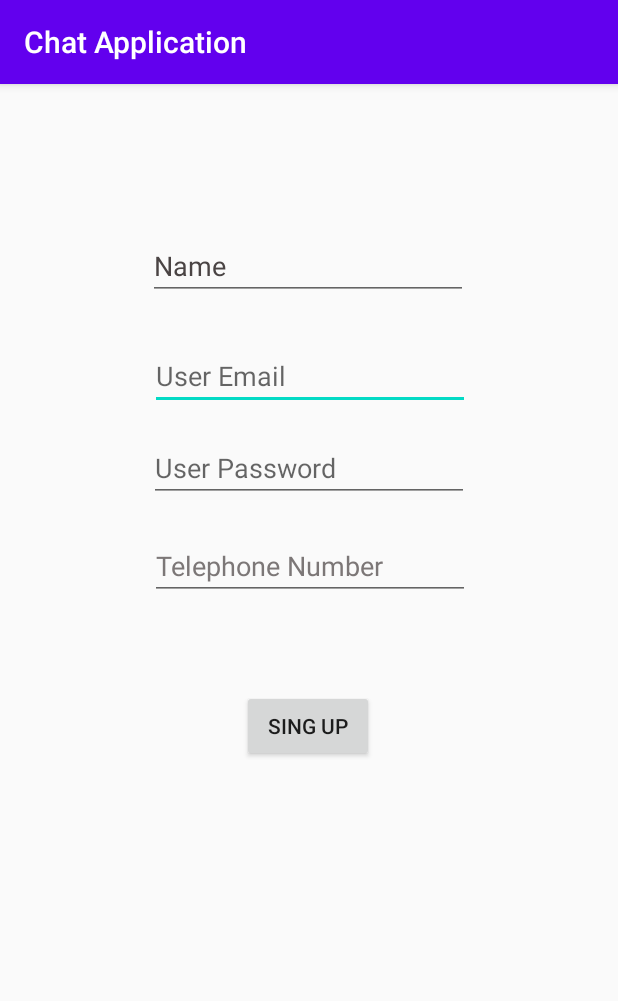
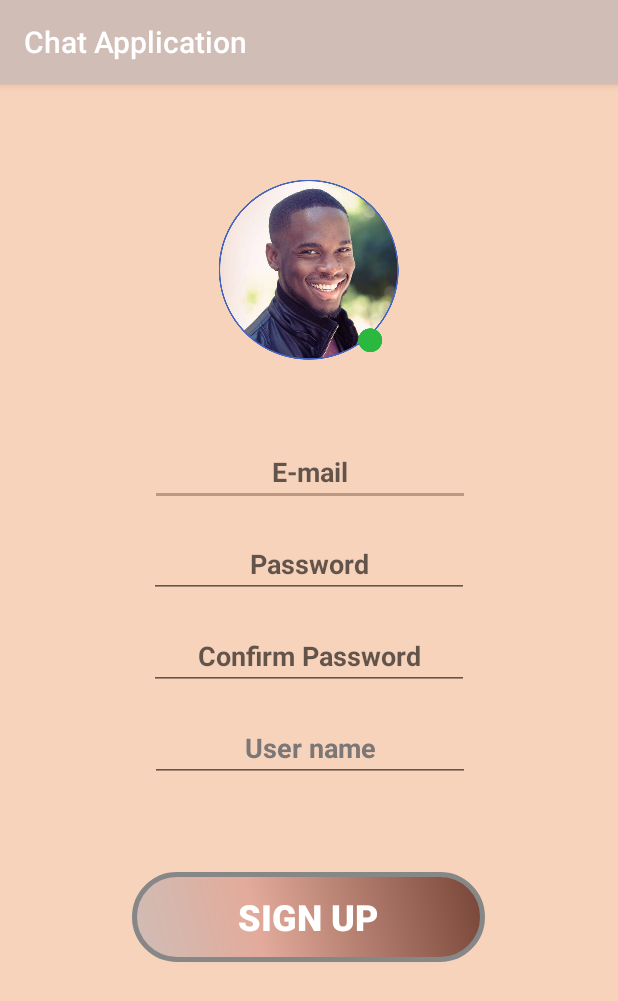
Before and after one commit to MarcusHellkvist/Chat-Application, an Android app: the SingUp screen opened directly, with no data from a screen before it, on a phone screen of 412 x 824 dp. Shown: the top 1001 px of the screen. Run offline under Robolectric (Android 15) with nearby library versions, the phone set to English and light mode, and no system bars; our stand-ins replace Firebase (no records; nobody signed in at launch, a user with empty details on screens opened directly).

Commit message:
Added new drawable; button_background.xml Played with colors and background Added Confirm password to sign up

```diff
--- a/app/src/main/java/com/example/chatapplication/SingUp.java
+++ b/app/src/main/java/com/example/chatapplication/SingUp.java
@@ -3,6 +3,7 @@ package com.example.chatapplication;
 import androidx.annotation.NonNull;
 import androidx.appcompat.app.AppCompatActivity;
 
+import android.annotation.SuppressLint;
 import android.content.Intent;
 import android.os.Bundle;
 import android.view.View;
@@ -17,7 +18,7 @@ import com.google.firebase.auth.FirebaseAuth;
 import com.google.firebase.auth.FirebaseUser;
 import com.google.firebase.firestore.FirebaseFirestore;
 
-public class SingUp extends AppCompatActivity {
+public class    SingUp extends AppCompatActivity {
 
     private FirebaseAuth mAuth;
     private FirebaseFirestore db;
@@ -31,6 +32,7 @@ public class SingUp extends AppCompatActivity {
     private String idFirebase;
 
 
+    @SuppressLint("WrongViewCast")
     @Override
     protected void onCreate(Bundle savedInstanceState) {
         super.onCreate(savedInstanceState);
@@ -39,7 +41,7 @@ public class SingUp extends AppCompatActivity {
         email = findViewById(R.id.user_email_editText);
         pass = findViewById(R.id.user_pass_editText);
         name = findViewById(R.id.user_name);
-        userNumber = findViewById(R.id.user_telNumber);
+        //userNumber = findViewById(R.id.user_telNumber);
         db = FirebaseFirestore.getInstance();
 
 
--- /dev/null
+++ b/app/src/main/res/drawable/button_background.xml
@@ -0,0 +1,28 @@
+<?xml version="1.0" encoding="utf-8"?>
+<shape xmlns:android="http://schemas.android.com/apk/res/android" android:shape="rectangle" >
+    <corners
+        android:radius="35dp"
+        />
+    <gradient
+        android:angle="45"
+        android:centerX="35%"
+        android:centerColor="#E3AB9B"
+        android:startColor="#CFBDB6"
+        android:endColor="#764436"
+        android:type="linear"
+        />
+    <padding
+        android:left="10dp"
+        android:top="10dp"
+        android:right="10dp"
+        android:bottom="10dp"
+        />
+    <size
+        android:width="235dp"
+        android:height="60dp"
+        />
+    <stroke
+        android:width="3dp"
+        android:color="#878787"
+        />
+</shape>
--- a/app/src/main/res/layout/activity_sing_up.xml
+++ b/app/src/main/res/layout/activity_sing_up.xml
@@ -4,7 +4,21 @@
     xmlns:tools="http://schemas.android.com/tools"
     android:layout_width="match_parent"
     android:layout_height="match_parent"
+    android:background="#f8d3bc"
     tools:context=".SingUp">
+
+    // lagt in samma profilbild som Marcus la upp på profilsidan/JR
+    //
+    <ImageView
+        android:id="@+id/iv_profile_picture_sign_up"
+        android:layout_width="120dp"
+        android:layout_height="120dp"
+        android:layout_marginTop="64dp"
+        android:clickable="true"
+        app:layout_constraintEnd_toEndOf="parent"
+        app:layout_constraintStart_toStartOf="parent"
+        app:layout_constraintTop_toTopOf="parent"
+        app:srcCompat="@drawable/samplepic" />
 
     <EditText
         android:id="@+id/user_email_editText"
@@ -12,11 +26,14 @@
         android:layout_height="wrap_content"
         android:layout_marginTop="172dp"
         android:ems="10"
-        android:hint="User Email"
+        android:hint="E-mail"
+        android:textAlignment="center"
+        android:textColor="#7C7777"
+        android:textStyle="bold"
         app:layout_constraintEnd_toEndOf="parent"
         app:layout_constraintHorizontal_bias="0.502"
         app:layout_constraintStart_toStartOf="parent"
-        app:layout_constraintTop_toTopOf="parent" />
+        app:layout_constraintTop_toTopOf="@+id/iv_profile_picture_sign_up" />
 
     <EditText
         android:id="@+id/user_pass_editText"
@@ -24,52 +41,64 @@
         android:layout_height="wrap_content"
         android:layout_marginTop="16dp"
         android:ems="10"
-        android:hint="User Password"
-        android:inputType="textPersonName"
+        android:hint="Password"
+        android:inputType="textPassword"
+        android:textAlignment="center"
+        android:textColor="#7C7777"
+        android:textStyle="bold"
         app:layout_constraintEnd_toEndOf="parent"
         app:layout_constraintStart_toStartOf="parent"
         app:layout_constraintTop_toBottomOf="@+id/user_email_editText" />
 
+    <EditText
+        android:id="@+id/user_confirm_pass_editText"
+        android:layout_width="wrap_content"
+        android:layout_height="wrap_content"
+        android:layout_marginTop="16dp"
+        android:ems="10"
+        android:hint="Confirm Password"
+        android:inputType="textPassword"
+        android:textAlignment="center"
+        android:textColor="#7C7777"
+        android:textStyle="bold"
+        app:layout_constraintBottom_toTopOf="@+id/user_name"
+        app:layout_constraintEnd_toEndOf="parent"
+        app:layout_constraintStart_toStartOf="parent"
+        app:layout_constraintTop_toBottomOf="@+id/user_pass_editText" />
+
+    <EditText
+        android:id="@+id/user_name"
+        android:layout_width="wrap_content"
+        android:layout_height="wrap_content"
+        android:layout_marginTop="16dp"
+        android:ems="10"
+        android:inputType="textPersonName"
+        android:text="User name"
+        android:textAlignment="center"
+        android:textColor="#7C7777"
+        android:textSize="18sp"
+        android:textStyle="bold"
+        app:layout_constraintEnd_toEndOf="parent"
+        app:layout_constraintHorizontal_bias="0.502"
+        app:layout_constraintStart_toStartOf="parent"
+        app:layout_constraintTop_toBottomOf="@+id/user_confirm_pass_editText" />
     <Button
         android:id="@+id/sing_up_button"
         android:layout_width="wrap_content"
         android:layout_height="wrap_content"
         android:layout_marginTop="60dp"
+        android:background="@drawable/button_background"
         android:onClick="singUpButtonPressed"
-        android:text="sing up"
+        android:text="  Sign up  "
+        android:textColor="@color/colorText"
+        android:textSize="24sp"
+        android:textStyle="bold"
         app:layout_constraintEnd_toEndOf="parent"
         app:layout_constraintHorizontal_bias="0.498"
         app:layout_constraintStart_toStartOf="parent"
-        app:layout_constraintTop_toBottomOf="@+id/user_telNumber" />
+        app:layout_constraintTop_toBottomOf="@+id/user_name" />
 
-    <EditText
-        android:id="@+id/user_name"
-        android:layout_width="wrap_content"
-        android:layout_height="wrap_content"
-        android:layout_marginBottom="28dp"
-        android:ems="10"
-        android:inputType="textPersonName"
-        android:text="Name"
-        android:textColor="#4A4444"
-        app:layout_constraintBottom_toTopOf="@+id/user_email_editText"
-        app:layout_constraintEnd_toEndOf="parent"
-        app:layout_constraintHorizontal_bias="0.497"
-        app:layout_constraintStart_toStartOf="parent"
-        app:layout_constraintTop_toTopOf="parent"
-        app:layout_constraintVertical_bias="1.0" />
 
-    <EditText
-        android:id="@+id/user_telNumber"
-        android:layout_width="wrap_content"
-        android:layout_height="wrap_content"
-        android:layout_marginTop="20dp"
-        android:ems="10"
-        android:inputType="textPersonName"
-        android:text="Telephone Number"
-        android:textColor="#7C7777"
-        app:layout_constraintEnd_toEndOf="parent"
-        app:layout_constraintHorizontal_bias="0.502"
-        app:layout_constraintStart_toStartOf="parent"
-        app:layout_constraintTop_toBottomOf="@+id/user_pass_editText" />
+
 
 </androidx.constraintlayout.widget.ConstraintLayout>
--- a/app/src/main/res/values/colors.xml
+++ b/app/src/main/res/values/colors.xml
@@ -1,6 +1,8 @@
 <?xml version="1.0" encoding="utf-8"?>
 <resources>
-    <color name="colorPrimary">#6200EE</color>
+    <color name="colorPrimary">#CFBDB6</color>
     <color name="colorPrimaryDark">#3700B3</color>
-    <color name="colorAccent">#03DAC5</color>
+    <color name="colorAccent">#BC9983</color>
+    <color name="colorText">#FFFFFF</color>
+    <color name="colorButton">#C391B6</color>
 </resources>
```
Also changed, not shown: app/src/main/res/layout/activity_main.xml (+76 -48 lines).
